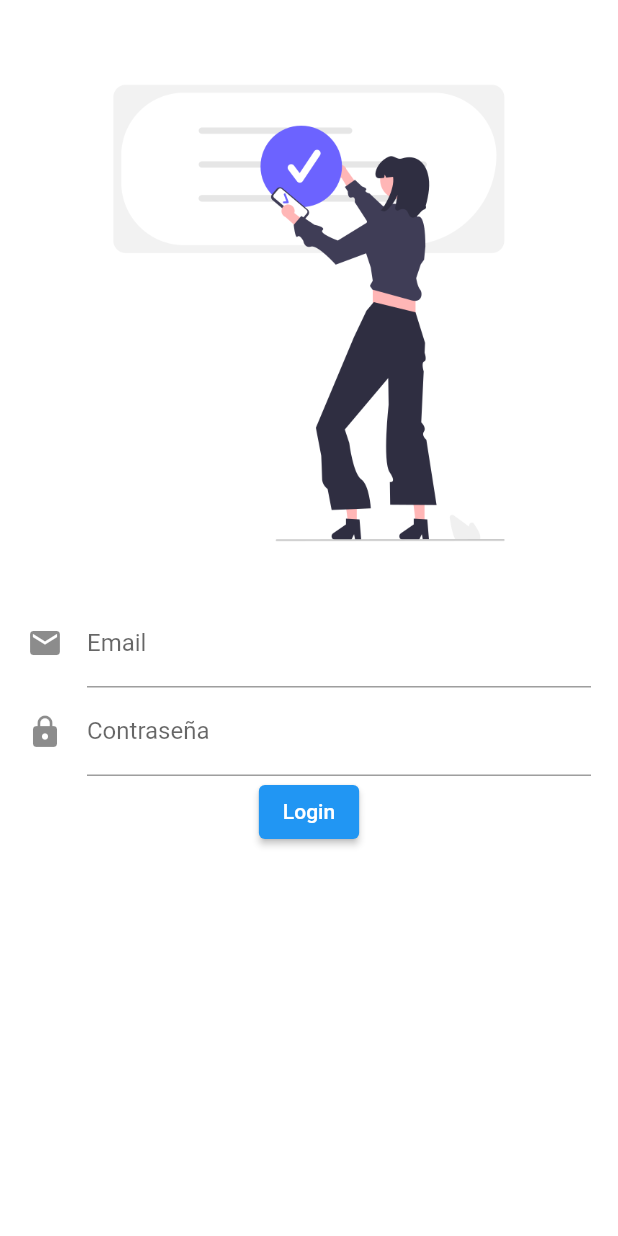
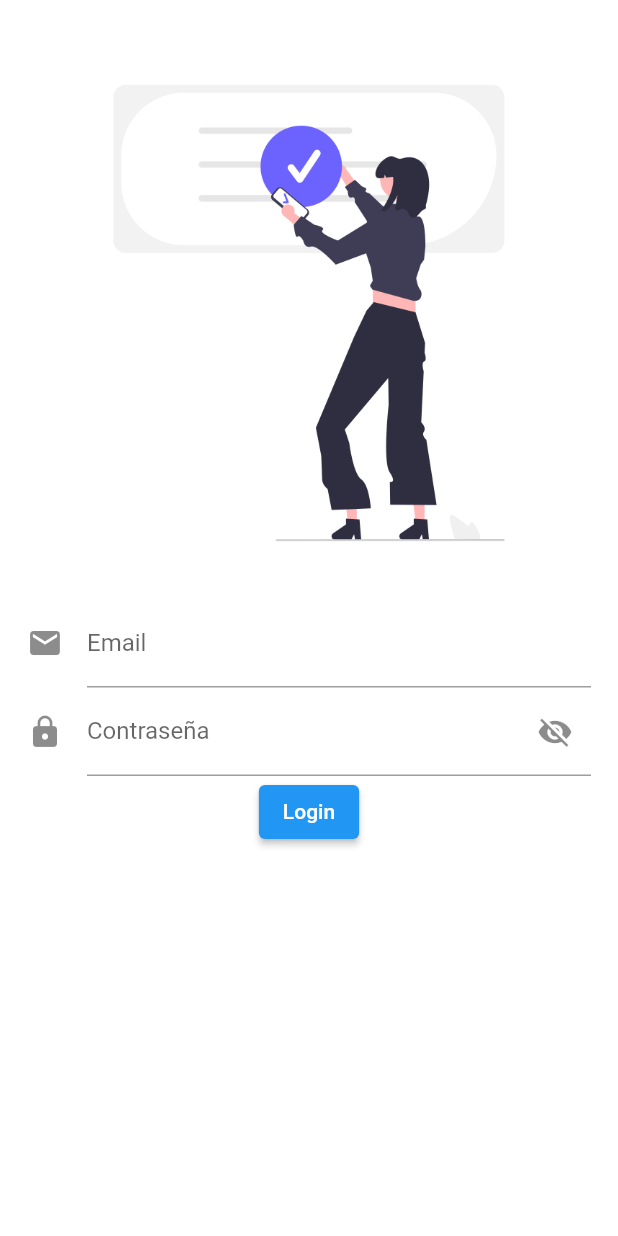
Before and after one commit to ramirezsebas/tp_front_end_segundo_parcial, a Flutter app: the screen it shows after launch, on a phone screen of 412 x 824 dp. Run offline on Flutter 3.47's test engine with Material 2 defaults, Android fonts, the phone set to English and light mode, and no system bars; our stand-ins replace dio, equatable.

Commit message:
Agregamos el boton que nos permite mostrar y ocultar el texto de la contrasenha

```diff
--- a/lib/widgets/login_form.dart
+++ b/lib/widgets/login_form.dart
@@ -15,6 +15,7 @@ class _LoginFormState extends State<LoginForm> {
   final _formKey = GlobalKey<FormState>();
   final _emailController = TextEditingController();
   final _passwordController = TextEditingController();
+  bool isPasswordVisible = false;
 
   @override
   Widget build(BuildContext context) {
@@ -32,10 +33,21 @@ class _LoginFormState extends State<LoginForm> {
           ),
           TextFormField(
             controller: _passwordController,
-            decoration: const InputDecoration(
+            obscureText: !isPasswordVisible,
+            decoration: InputDecoration(
               labelText: "Contraseña",
               hintText: "Ingrese su contraseña",
-              icon: Icon(Icons.lock),
+              icon: const Icon(Icons.lock),
+              suffixIcon: IconButton(
+                icon: Icon(isPasswordVisible
+                    ? Icons.visibility
+                    : Icons.visibility_off),
+                onPressed: () {
+                  setState(() {
+                    isPasswordVisible = !isPasswordVisible;
+                  });
+                },
+              ),
             ),
           ),
           ElevatedButton(
```
